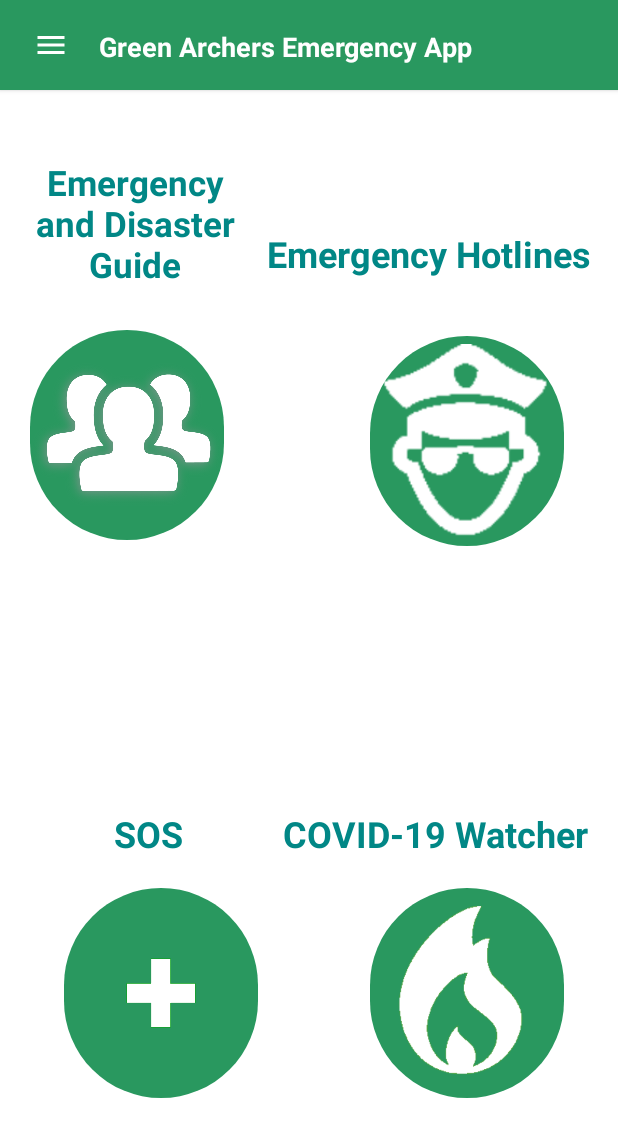
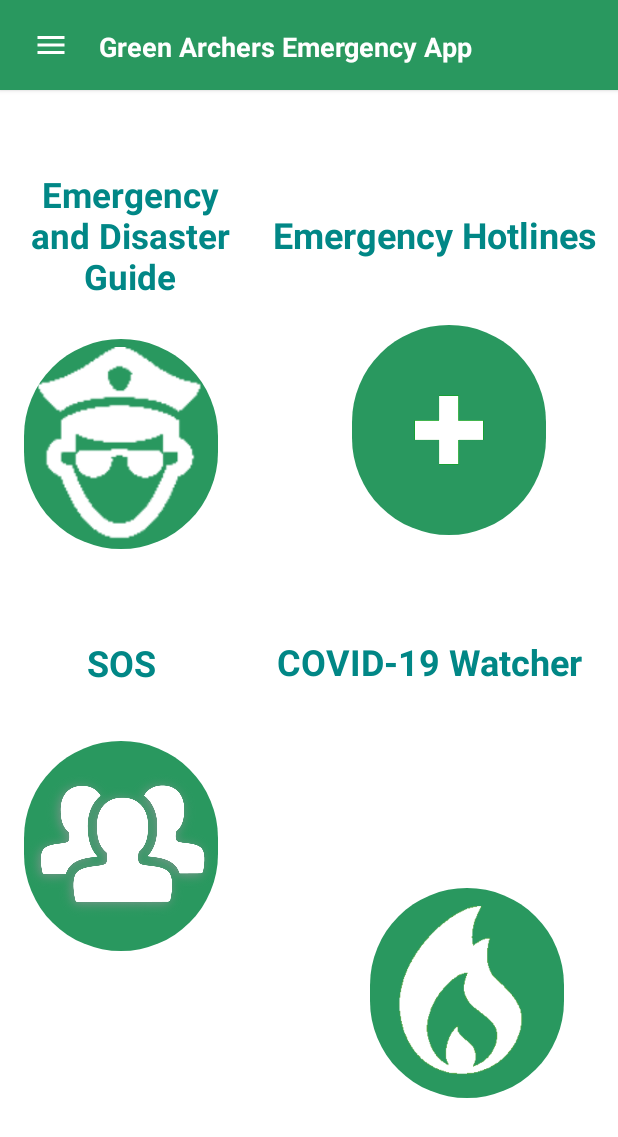
Before and after one commit to determinedamphibian/EmergencyApplication, an Android app: the screen it shows after launch (MainDashboardActivity), on a phone screen of 412 x 824 dp. Shown: the top 1137 px of the screen. Run offline under Robolectric (Android 15) with nearby library versions, the light colour scheme and no system bars; Roboto replaces fonts that are not available here.

Commit message:
Dashboard buttons adjusted

```diff
--- a/app/src/main/res/layout/activity_dashboard.xml
+++ b/app/src/main/res/layout/activity_dashboard.xml
@@ -37,33 +37,29 @@
         android:id="@+id/medical.imageButton"
         android:layout_width="129dp"
         android:layout_height="140dp"
-        android:layout_marginStart="20dp"
-        android:layout_marginLeft="20dp"
-        android:layout_marginBottom="92dp"
+        android:layout_marginTop="44dp"
+        android:layout_marginEnd="48dp"
+        android:layout_marginRight="48dp"
         android:adjustViewBounds="true"
         android:background="@drawable/shape_drawable"
         android:scaleType="centerInside"
-        app:layout_constraintBottom_toBottomOf="parent"
-        app:layout_constraintEnd_toStartOf="@+id/fire.imageButton"
-        app:layout_constraintHorizontal_bias="0.235"
-        app:layout_constraintStart_toStartOf="parent"
+        app:layout_constraintEnd_toEndOf="parent"
+        app:layout_constraintTop_toBottomOf="@+id/lbl.Crime"
         app:srcCompat="@drawable/cross" />
 
     <ImageButton
         android:id="@+id/trustedContacts.imageButton"
         android:layout_width="129dp"
         android:layout_height="140dp"
-        android:layout_marginStart="20dp"
-        android:layout_marginLeft="20dp"
-        android:layout_marginTop="220dp"
+        android:layout_marginStart="16dp"
+        android:layout_marginLeft="16dp"
+        android:layout_marginTop="32dp"
         android:adjustViewBounds="true"
         android:background="@drawable/shape_drawable"
         android:clickable="false"
         android:scaleType="centerInside"
-        app:layout_constraintEnd_toStartOf="@+id/crime.imageButton"
-        app:layout_constraintHorizontal_bias="0.0"
         app:layout_constraintStart_toStartOf="parent"
-        app:layout_constraintTop_toTopOf="parent"
+        app:layout_constraintTop_toBottomOf="@+id/lbl.Medical"
         app:srcCompat="@drawable/iconwhitepeople" />
 
     <TextView
@@ -72,47 +68,40 @@
         android:layout_height="wrap_content"
         android:layout_gravity="center_vertical"
         android:layout_marginTop="68dp"
-        android:layout_marginEnd="20dp"
-        android:layout_marginRight="20dp"
-        android:layout_marginBottom="20dp"
+        android:layout_marginEnd="24dp"
+        android:layout_marginRight="24dp"
         android:fontFamily="@font/assistant_light"
         android:gravity="center"
         android:text="COVID-19 Watcher"
         android:textColor="@color/teal_700"
         android:textSize="24sp"
         android:textStyle="bold"
-        app:layout_constraintBottom_toTopOf="@+id/fire.imageButton"
         app:layout_constraintEnd_toEndOf="parent"
-        app:layout_constraintTop_toBottomOf="@+id/crime.imageButton"
-        app:layout_constraintVertical_bias="1.0" />
+        app:layout_constraintTop_toBottomOf="@+id/medical.imageButton" />
 
     <TextView
         android:id="@+id/lbl.Medical"
-        android:layout_width="wrap_content"
-        android:layout_height="wrap_content"
+        android:layout_width="57dp"
+        android:layout_height="40dp"
         android:layout_gravity="center_vertical"
-        android:layout_marginStart="76dp"
-        android:layout_marginLeft="76dp"
-        android:layout_marginTop="68dp"
-        android:layout_marginBottom="20dp"
+        android:layout_marginStart="52dp"
+        android:layout_marginLeft="52dp"
+        android:layout_marginTop="56dp"
         android:fontFamily="@font/assistant_light"
         android:gravity="center"
         android:text="SOS"
         android:textColor="@color/teal_700"
         android:textSize="24sp"
         android:textStyle="bold"
-        app:layout_constraintBottom_toTopOf="@+id/medical.imageButton"
         app:layout_constraintStart_toStartOf="parent"
-        app:layout_constraintTop_toBottomOf="@+id/trustedContacts.imageButton"
-        app:layout_constraintVertical_bias="1.0" />
+        app:layout_constraintTop_toBottomOf="@+id/crime.imageButton" />
 
     <TextView
         android:id="@+id/lbl.trustedContacts"
         android:layout_width="140dp"
         android:layout_height="122dp"
         android:layout_gravity="center_vertical"
-        android:layout_marginTop="116dp"
-        android:layout_marginBottom="10dp"
+        android:layout_marginTop="96dp"
         android:fontFamily="@font/assistant_light"
         android:gravity="center"
         android:text="Emergency and Disaster Guide"
@@ -120,45 +109,40 @@
         android:textColorHighlight="#FFFFFF"
         android:textSize="23sp"
         android:textStyle="bold"
-        app:layout_constraintBottom_toTopOf="@+id/trustedContacts.imageButton"
         app:layout_constraintEnd_toEndOf="parent"
-        app:layout_constraintHorizontal_bias="0.073"
+        app:layout_constraintHorizontal_bias="0.062"
         app:layout_constraintStart_toStartOf="parent"
-        app:layout_constraintTop_toTopOf="parent"
-        app:layout_constraintVertical_bias="1.0" />
+        app:layout_constraintTop_toTopOf="parent" />
 
     <TextView
         android:id="@+id/lbl.Crime"
         android:layout_width="wrap_content"
         android:layout_height="wrap_content"
         android:layout_gravity="center_vertical"
-        android:layout_marginTop="116dp"
-        android:layout_marginBottom="20dp"
+        android:layout_marginTop="140dp"
         android:fontFamily="@font/assistant_light"
         android:gravity="center"
         android:text="Emergency Hotlines"
         android:textColor="@color/teal_700"
         android:textSize="24sp"
         android:textStyle="bold"
-        app:layout_constraintBottom_toTopOf="@+id/crime.imageButton"
         app:layout_constraintEnd_toEndOf="parent"
-        app:layout_constraintHorizontal_bias="0.906"
+        app:layout_constraintHorizontal_bias="0.925"
         app:layout_constraintStart_toStartOf="parent"
-        app:layout_constraintTop_toTopOf="parent"
-        app:layout_constraintVertical_bias="0.666" />
+        app:layout_constraintTop_toTopOf="parent" />
 
     <ImageButton
         android:id="@+id/crime.imageButton"
         android:layout_width="129dp"
         android:layout_height="140dp"
-        android:layout_marginTop="224dp"
-        android:layout_marginEnd="36dp"
-        android:layout_marginRight="36dp"
+        android:layout_marginStart="16dp"
+        android:layout_marginLeft="16dp"
+        android:layout_marginTop="8dp"
         android:adjustViewBounds="true"
         android:background="@drawable/shape_drawable"
         android:scaleType="fitCenter"
-        app:layout_constraintEnd_toEndOf="parent"
-        app:layout_constraintTop_toTopOf="parent"
+        app:layout_constraintStart_toStartOf="parent"
+        app:layout_constraintTop_toBottomOf="@+id/lbl.trustedContacts"
         app:srcCompat="@drawable/police" />
 
 </androidx.constraintlayout.widget.ConstraintLayout>
```
